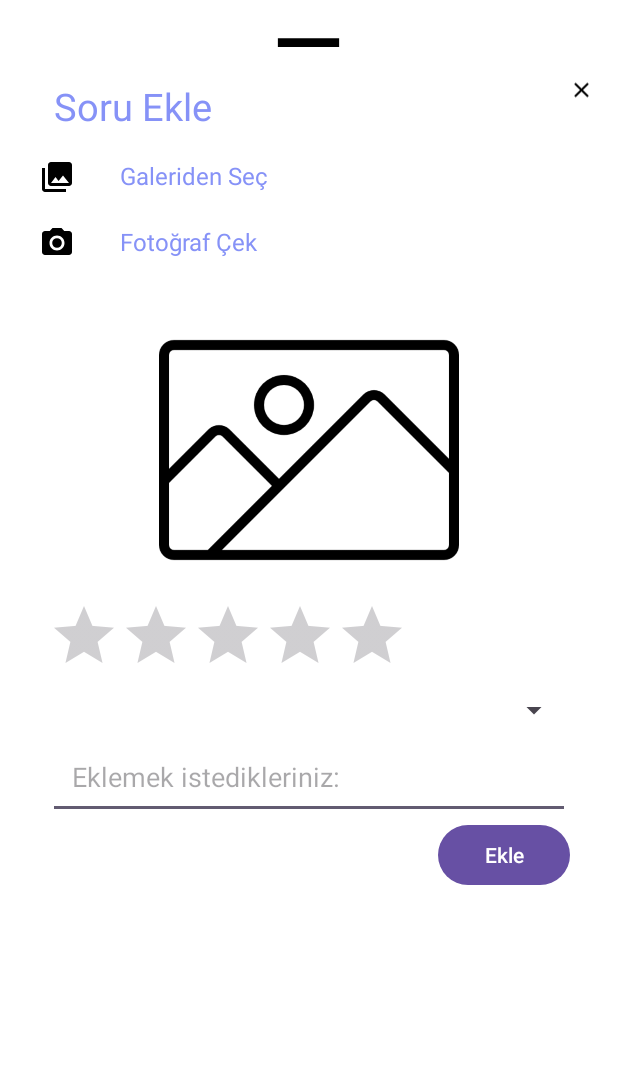
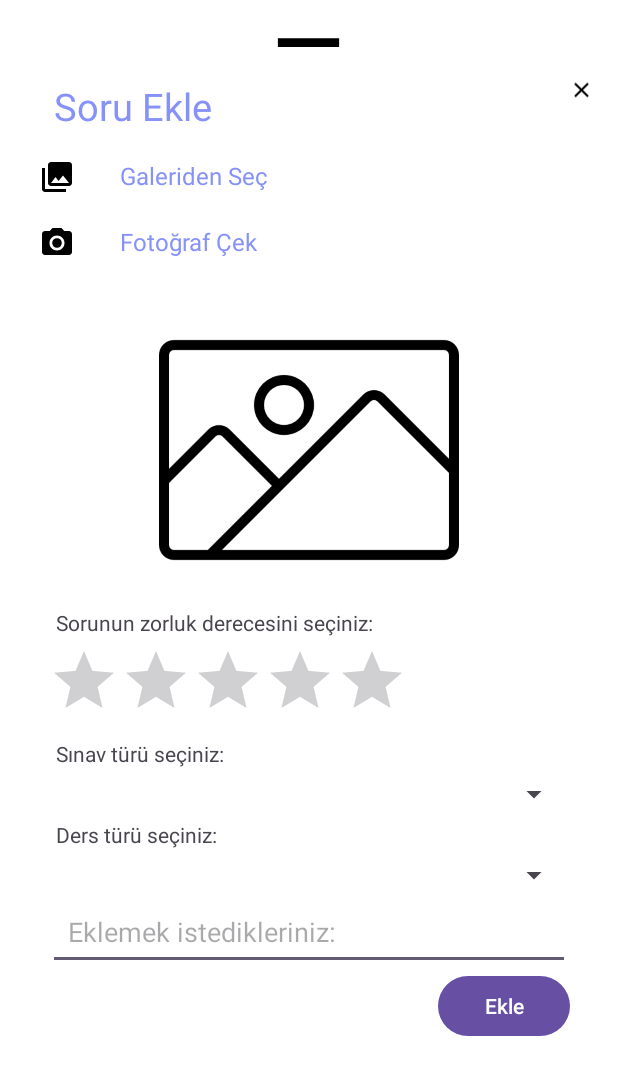
Before and after one commit to esrakmas/TestCraft, an Android app: the layout add_question_layout.xml on its own in the app's theme, with its tools: preview values and no code run, on a phone screen of 412 x 824 dp. Shown: the top 1075 px of the screen. Run offline under Robolectric (Android 15) with nearby library versions, the phone set to English and light mode, and no system bars.

Commit message:
Lesson verileri firebaseden bağlandı sınav türü ve ders listesi görünüyor sınav ve ders seçiniz edittextleri eklendi

```diff
--- a/app/src/main/res/layout/add_question_layout.xml
+++ b/app/src/main/res/layout/add_question_layout.xml
@@ -99,6 +99,12 @@
             android:layout_width="match_parent"
             android:layout_height="200dp"
             android:src="@drawable/placeholder" />
+        <TextView
+            android:id="@+id/textView3"
+            android:layout_width="match_parent"
+            android:layout_height="wrap_content"
+            android:text="Sorunun zorluk derecesini seçiniz:"
+            android:padding="5dp"/>
 
         <RatingBar
             android:id="@+id/photo_rating"
@@ -108,11 +114,31 @@
             android:rating="0"
             android:stepSize="1" />
 
+        <TextView
+            android:id="@+id/textView"
+            android:layout_width="match_parent"
+            android:layout_height="wrap_content"
+            android:text="Sınav türü seçiniz:"
+            android:padding="5dp"/>
+
         <Spinner
             android:id="@+id/exam_spinner"
             android:layout_width="match_parent"
             android:layout_height="wrap_content"
-            android:padding="16dp"
+            android:padding="10dp"
+            />
+        <TextView
+            android:id="@+id/textView2"
+            android:layout_width="match_parent"
+            android:layout_height="wrap_content"
+            android:text="Ders türü seçiniz:"
+            android:padding="5dp"/>
+
+        <Spinner
+            android:id="@+id/lesson_spinner"
+            android:layout_width="match_parent"
+            android:layout_height="wrap_content"
+            android:padding="10dp"
             />
 
         <EditText
@@ -120,7 +146,7 @@
             android:layout_width="match_parent"
             android:layout_height="wrap_content"
             android:hint="Eklemek istedikleriniz:"
-            android:padding="16dp"/>
+            android:padding="13dp"/>
 
         <Button
             android:id="@+id/save_button"
```
Also changed, not shown: app/src/main/java/com/example/testcraft/BottomDialogHelper.kt (+32 -3 lines).
